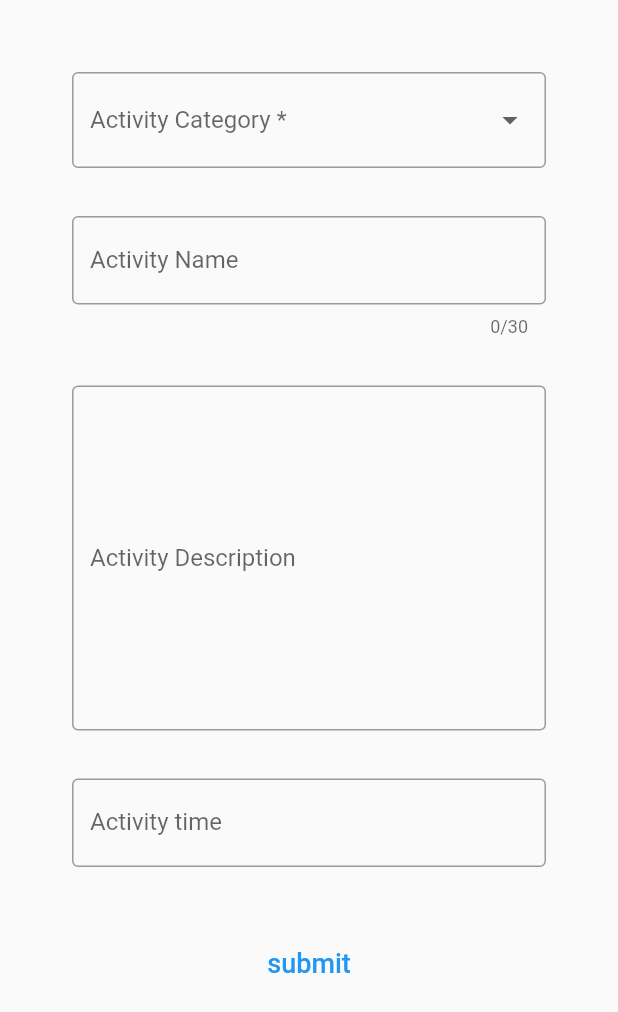
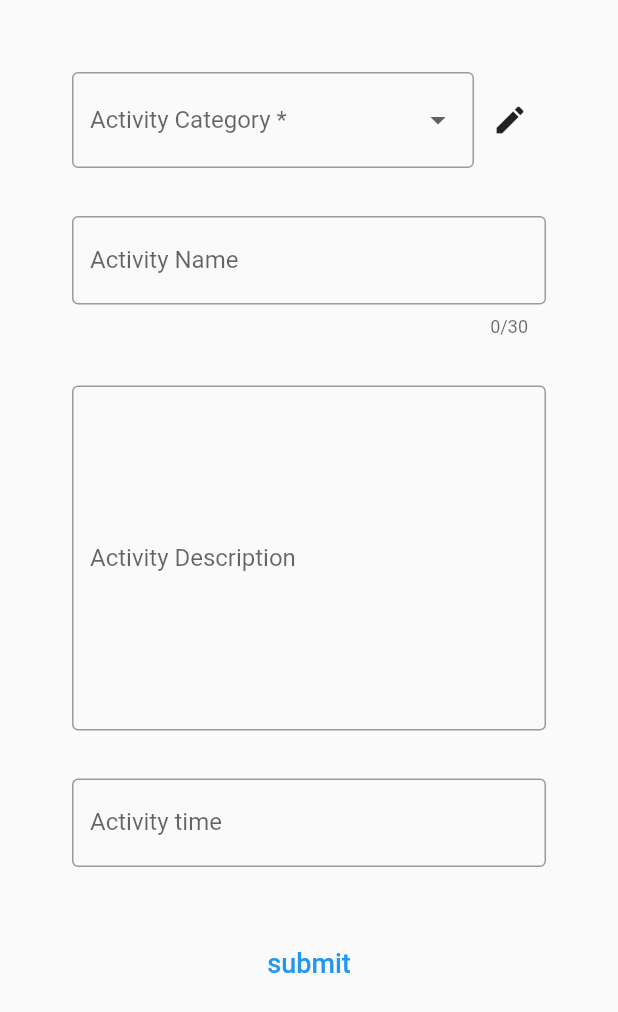
Before and after one commit to TKalo/TimeManager_app, a Flutter app: the screen it shows after launch, after a tap on the "add" icon, on a phone screen of 412 x 824 dp. Shown: the top 1012 px of the screen. Run offline on Flutter 3.47's test engine with Material 2 defaults, Android fonts, the phone set to English and light mode, and no system bars; our stand-ins replace flutter_colorpicker, rxdart, syncfusion_flutter_charts, synchronized; missing offline and left inert: time_range_picker.

Commit message:
Refactored body, implemented MVP CategoryList, partially implemented AddCategory

```diff
--- a/time_manager/lib/Presentation/AddActivity.dart
+++ b/time_manager/lib/Presentation/AddActivity.dart
@@ -1,6 +1,7 @@
 import 'package:flutter/material.dart';
 import 'package:time_manager/Processing/AddActivityViewModel.dart';
 import 'package:time_range_picker/time_range_picker.dart';
+import 'package:time_manager/Processing/MainViewModel.dart';
 
 class AddActivity extends StatelessWidget {
   AddActivity({Key? key}) : super(key: key);
@@ -26,10 +27,20 @@ class AddActivity extends StatelessWidget {
             runSpacing: 32,
             direction: Axis.horizontal,
             children: [
-              DropdownButtonFormField<String>(
-                onChanged: (item) => viewModel.activity.category = item ?? '',
-                items: types.map((e) => DropdownMenuItem(child: Text(e),value: e,)).toList(),
-                decoration: const InputDecoration(labelText: 'Activity Category *', border: OutlineInputBorder()),
+              Row(
+                children: [
+                  Expanded(
+                    child: DropdownButtonFormField<String>(
+                      onChanged: (item) => viewModel.activity.category = item ?? '',
+                      items: types.map((e) => DropdownMenuItem(child: Text(e),value: e,)).toList(),
+                      decoration: const InputDecoration(labelText: 'Activity Category *', border: OutlineInputBorder()),
+                    ),
+                  ),
+                  IconButton(
+                    onPressed: () => Navigator.pushNamed(context, routes.categoryList.name),
+                    icon: const Icon(Icons.edit)
+                  )
+                ],
               ),
 
               TextFormField(
--- a/time_manager/lib/Presentation/Body.dart
+++ b/time_manager/lib/Presentation/Head.dart
@@ -1,25 +1,8 @@
 import 'package:flutter/material.dart';
 import 'package:intl/intl.dart';
-import 'package:time_manager/Presentation/Diagram.dart';
-import 'package:time_manager/Processing/MainViewModel.dart';
 
-import 'ActivityList.dart';
-
-class Body extends StatelessWidget {
-  const Body({Key? key}) : super(key: key);
-
-  @override
-  Widget build(BuildContext context) {
-    return Column(
-      children: [
-        Head(),
-        Expanded(
-          child: ActivityList(),
-        )
-      ],
-    );
-  }
-}
+import '../Processing/MainViewModel.dart';
+import 'Diagram.dart';
 
 class Head extends StatelessWidget {
   Head({Key? key}) : super(key: key);
@@ -49,7 +32,7 @@ class Head extends StatelessWidget {
               crossAxisAlignment: CrossAxisAlignment.stretch,
               mainAxisAlignment: MainAxisAlignment.center,
               children: [
-                Expanded(child: Diagram()),
+                const Expanded(child: Diagram()),
                 Center(
                   child: StreamBuilder<DateTime>(stream: mainViewModel.getFocusDay(), builder: (context, snapshot) => Text(formatter.format(snapshot.data ?? DateTime.now()))),
                 )
--- a/time_manager/lib/Presentation/Home.dart
+++ b/time_manager/lib/Presentation/Home.dart
@@ -1,7 +1,8 @@
 import 'package:flutter/material.dart';
 import 'package:time_manager/Processing/MainViewModel.dart';
 
-import 'Body.dart';
+import 'ActivityList.dart';
+import 'Head.dart';
 
 class Home extends StatelessWidget {
   const Home({Key? key}) : super(key: key);
@@ -11,7 +12,14 @@ class Home extends StatelessWidget {
     return Scaffold(
       backgroundColor: const Color(0xfff5f5f5),
 
-      body: const Body(),
+      body: Column(
+        children: [
+          Head(),
+          Expanded(
+            child: ActivityList(),
+          )
+        ],
+      ),
 
       floatingActionButton: FloatingActionButton(
         onPressed: () => Navigator.pushNamed(context, routes.addActivity.name),
--- a/time_manager/lib/Presentation/main.dart
+++ b/time_manager/lib/Presentation/main.dart
@@ -1,4 +1,6 @@
 import 'package:flutter/material.dart';
+import 'package:time_manager/Presentation/AddCategory.dart';
+import 'package:time_manager/Presentation/CategoryList.dart';
 import 'package:time_manager/Presentation/Home.dart';
 import 'package:time_manager/Processing/MainViewModel.dart';
 
@@ -24,6 +26,8 @@ class MyApp extends StatelessWidget {
       routes: {
         routes.home.name: (context) => const Home(),
         routes.addActivity.name: (context) => AddActivity(),
+        routes.categoryList.name: (context) => const CategoryList(),
+        routes.addCategory.name: (context) => AddCategory(),
       },
     );
   }
--- a/time_manager/lib/Processing/MainViewModel.dart
+++ b/time_manager/lib/Processing/MainViewModel.dart
@@ -4,7 +4,7 @@ import 'package:time_manager/persistence/DatabaseHandler.dart';
 import 'package:time_manager/persistence/Objects/CategoryObject.dart';
 
 
-enum routes { home, addActivity }
+enum routes { home, addActivity, categoryList, addCategory}
 
 class MainViewModel {
   static final MainViewModel _singleton = MainViewModel._internal();
--- a/time_manager/pubspec.yaml
+++ b/time_manager/pubspec.yaml
@@ -35,6 +35,7 @@ dependencies:
   time_range_picker: ^2.1.0
   synchronized: ^3.0.0
   intl: ^0.17.0
+  flutter_colorpicker: ^1.0.3
 
 dev_dependencies:
   flutter_test:
```
Also changed, not shown: time_manager/lib/Presentation/AddCategory.dart (added, +44 -0 lines), time_manager/lib/Presentation/CategoryList.dart (added, +30 -0 lines), time_manager/lib/Processing/AddActivityViewModel.dart (+4 -16 lines), time_manager/lib/Processing/AddCategoryViewModel.dart (added, +34 -0 lines), time_manager/pubspec.lock.
